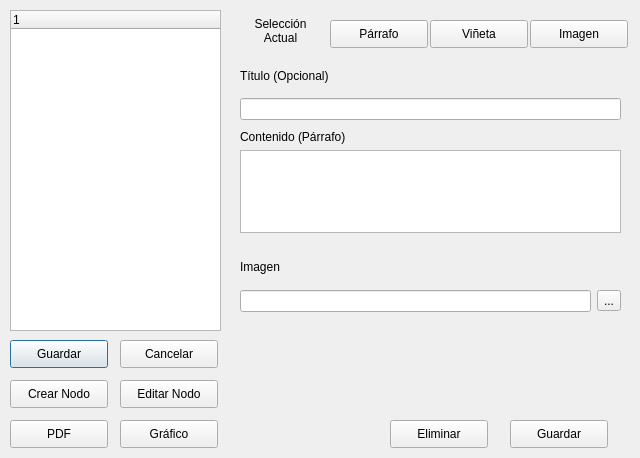
MacoChave/Proyecto1_SharedFiles-Client, file dialogdocument.ui: the form before one commit.
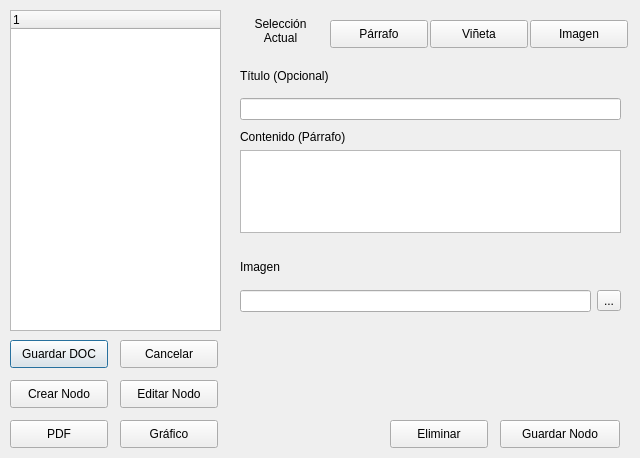
The form after the commit.

Patch:
```diff
--- a/dialogdocument.ui
+++ b/dialogdocument.ui
@@ -23,7 +23,7 @@
     </rect>
    </property>
    <property name="text">
-    <string>Guardar</string>
+    <string>Guardar DOC</string>
    </property>
   </widget>
   <widget class="QPushButton" name="btnCancelar">
@@ -107,14 +107,14 @@
   <widget class="QPushButton" name="btnGuardarNodo">
    <property name="geometry">
     <rect>
-     <x>510</x>
+     <x>500</x>
      <y>420</y>
-     <width>98</width>
+     <width>120</width>
      <height>28</height>
     </rect>
    </property>
    <property name="text">
-    <string>Guardar</string>
+    <string>Guardar Nodo</string>
    </property>
   </widget>
   <widget class="QLabel" name="lblSeleccion">
```
